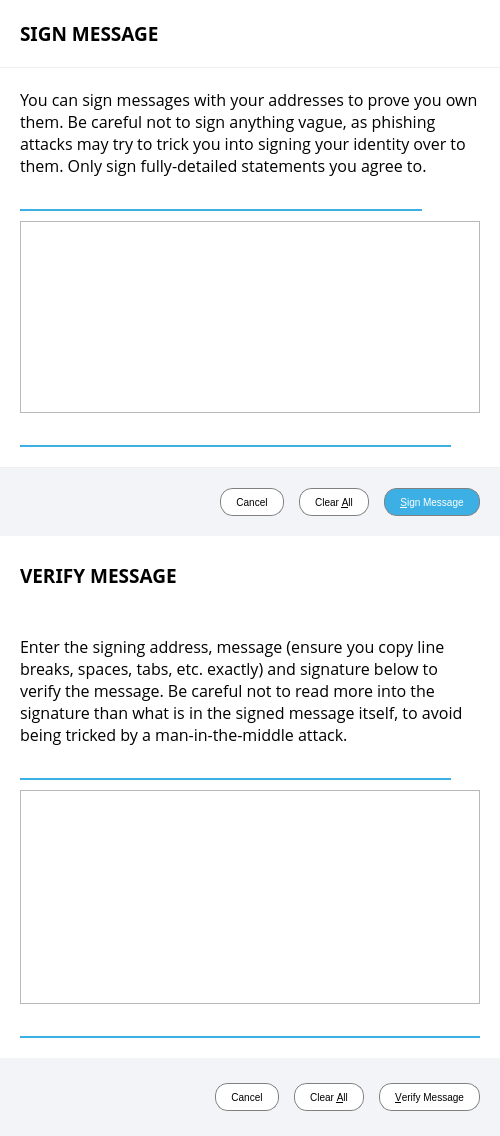
Old version of the form src/qt/forms/signverifymessagedialog.ui in the repository aurovine/AudioCoin.
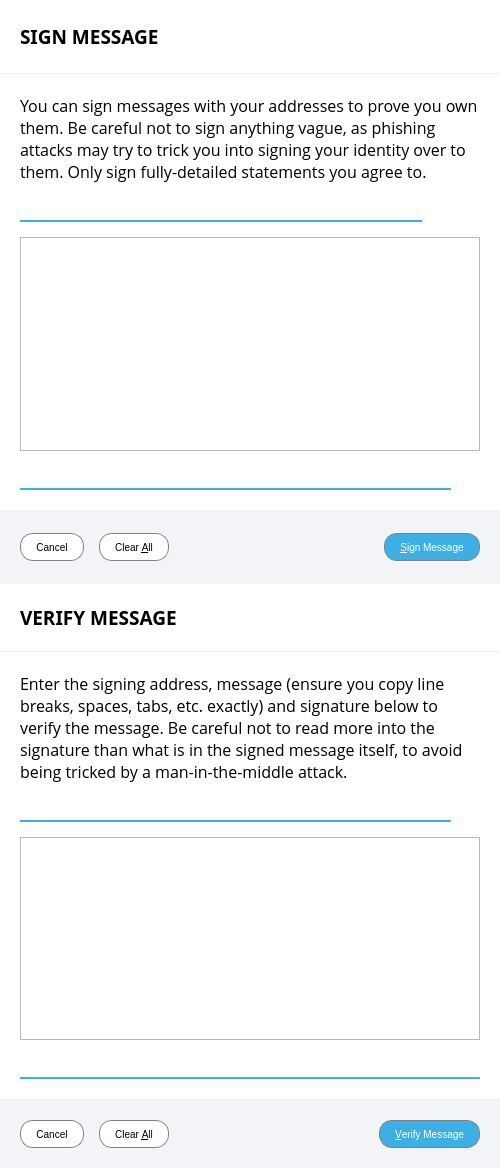
New version of the form. Icons and pictures are not drawn. Custom widgets are drawn as their Qt base class.

Commit message: fixes layout and improves input validation in signverifymessagedialog

```diff
--- a/src/qt/forms/signverifymessagedialog.ui
+++ b/src/qt/forms/signverifymessagedialog.ui
@@ -10,7 +10,7 @@
     <x>0</x>
     <y>0</y>
     <width>500</width>
-    <height>1073</height>
+    <height>1105</height>
    </rect>
   </property>
   <property name="sizePolicy">
@@ -79,7 +79,7 @@
        <height>16777215</height>
       </size>
      </property>
-     <layout class="QVBoxLayout" name="signMessageWidgetLayout" stretch="0,0,0">
+     <layout class="QVBoxLayout" name="signMessageWidgetLayout" stretch="0,1,0">
       <property name="spacing">
        <number>1</number>
       </property>
@@ -100,7 +100,10 @@
         <property name="styleSheet">
          <string notr="true">#signTitleWidget { background-color: white; }</string>
         </property>
-        <layout class="QVBoxLayout" name="verticalLayout_3">
+        <layout class="QHBoxLayout" name="horizontalLayout">
+         <property name="spacing">
+          <number>5</number>
+         </property>
          <property name="leftMargin">
           <number>20</number>
          </property>
@@ -128,6 +131,37 @@
            </property>
           </widget>
          </item>
+         <item>
+          <spacer name="horizontalSpacer">
+           <property name="orientation">
+            <enum>Qt::Horizontal</enum>
+           </property>
+           <property name="sizeHint" stdset="0">
+            <size>
+             <width>40</width>
+             <height>0</height>
+            </size>
+           </property>
+          </spacer>
+         </item>
+         <item>
+          <widget class="QLabel" name="statusLabel_SM">
+           <property name="font">
+            <font>
+             <family>Montserrat</family>
+             <pointsize>10</pointsize>
+             <weight>50</weight>
+             <bold>false</bold>
+            </font>
+           </property>
+           <property name="text">
+            <string/>
+           </property>
+           <property name="wordWrap">
+            <bool>true</bool>
+           </property>
+          </widget>
+         </item>
         </layout>
        </widget>
       </item>
@@ -144,7 +178,7 @@
         </property>
         <layout class="QVBoxLayout" name="signBodyWidgetLayout">
          <property name="spacing">
-          <number>10</number>
+          <number>15</number>
          </property>
          <property name="leftMargin">
           <number>20</number>
@@ -297,37 +331,6 @@
          <property name="bottomMargin">
           <number>20</number>
          </property>
-         <item>
-          <widget class="QLabel" name="statusLabel_SM">
-           <property name="font">
-            <font>
-             <family>Montserrat</family>
-             <pointsize>12</pointsize>
-             <weight>75</weight>
-             <bold>true</bold>
-            </font>
-           </property>
-           <property name="text">
-            <string/>
-           </property>
-           <property name="wordWrap">
-            <bool>true</bool>
-           </property>
-          </widget>
-         </item>
-         <item>
-          <spacer name="horizontalSpacer_1_SM">
-           <property name="orientation">
-            <enum>Qt::Horizontal</enum>
-           </property>
-           <property name="sizeHint" stdset="0">
-            <size>
-             <width>40</width>
-             <height>0</height>
-            </size>
-           </property>
-          </spacer>
-         </item>
          <item>
           <widget class="QPushButton" name="signCancelButton">
            <property name="text">
@@ -348,6 +351,19 @@
            </property>
           </widget>
          </item>
+         <item>
+          <spacer name="horizontalSpacer_1_SM">
+           <property name="orientation">
+            <enum>Qt::Horizontal</enum>
+           </property>
+           <property name="sizeHint" stdset="0">
+            <size>
+             <width>40</width>
+             <height>0</height>
+            </size>
+           </property>
+          </spacer>
+         </item>
          <item>
           <widget class="QPushButton" name="signMessageButton_SM">
            <property name="toolTip">
@@ -355,7 +371,8 @@
            </property>
            <property name="styleSheet">
             <string notr="true">#signMessageButton_SM { background-color: #3cb0e5; color: white; border: 1px solid gray; }
-#signMessageButton_SM:hover, #signMessageButton_SM:pressed { background-color: #1c99d2; }</string>
+#signMessageButton_SM:hover, #signMessageButton_SM:pressed { background-color: #1c99d2; }
+#signMessageButton_SM:disabled { background-color: white; color: gray; }</string>
            </property>
            <property name="text">
             <string>&amp;Sign Message</string>
@@ -393,7 +410,7 @@
      </property>
      <layout class="QVBoxLayout" name="verifyMessageWidgetLayout" stretch="0,1,0">
       <property name="spacing">
-       <number>0</number>
+       <number>1</number>
       </property>
       <property name="leftMargin">
        <number>0</number>
@@ -412,9 +429,9 @@
         <property name="styleSheet">
          <string notr="true">#verifyTitleWidget { background-color: white; }</string>
         </property>
-        <layout class="QVBoxLayout" name="verifyTitleWidgetLayout">
+        <layout class="QHBoxLayout" name="horizontalLayout_2">
          <property name="spacing">
-          <number>0</number>
+          <number>5</number>
          </property>
          <property name="leftMargin">
           <number>20</number>
@@ -443,6 +460,37 @@
            </property>
           </widget>
          </item>
+         <item>
+          <spacer name="horizontalSpacer_2">
+           <property name="orientation">
+            <enum>Qt::Horizontal</enum>
+           </property>
+           <property name="sizeHint" stdset="0">
+            <size>
+             <width>40</width>
+             <height>0</height>
+            </size>
+           </property>
+          </spacer>
+         </item>
+         <item>
+          <widget class="QLabel" name="statusLabel_VM">
+           <property name="font">
+            <font>
+             <family>Montserrat</family>
+             <pointsize>10</pointsize>
+             <weight>50</weight>
+             <bold>false</bold>
+            </font>
+           </property>
+           <property name="text">
+            <string/>
+           </property>
+           <property name="wordWrap">
+            <bool>true</bool>
+           </property>
+          </widget>
+         </item>
         </layout>
        </widget>
       </item>
@@ -459,7 +507,7 @@
         </property>
         <layout class="QVBoxLayout" name="verifyBodyWidgetLayout">
          <property name="spacing">
-          <number>10</number>
+          <number>15</number>
          </property>
          <property name="leftMargin">
           <number>20</number>
@@ -564,35 +612,6 @@
          <property name="bottomMargin">
           <number>20</number>
          </property>
-         <item>
-          <widget class="QLabel" name="statusLabel_VM">
-           <property name="font">
-            <font>
-             <weight>75</weight>
-             <bold>true</bold>
-            </font>
-           </property>
-           <property name="text">
-            <string/>
-           </property>
-           <property name="wordWrap">
-            <bool>true</bool>
-           </property>
-          </widget>
-         </item>
-         <item>
-          <spacer name="horizontalSpacer_2_VM">
-           <property name="orientation">
-            <enum>Qt::Horizontal</enum>
-           </property>
-           <property name="sizeHint" stdset="0">
-            <size>
-             <width>40</width>
-             <height>0</height>
-            </size>
-           </property>
-          </spacer>
-         </item>
          <item>
           <widget class="QPushButton" name="verifyCancelButton">
            <property name="text">
@@ -613,14 +632,28 @@
            </property>
           </widget>
          </item>
+         <item>
+          <spacer name="horizontalSpacer_2_VM">
+           <property name="orientation">
+            <enum>Qt::Horizontal</enum>
+           </property>
+           <property name="sizeHint" stdset="0">
+            <size>
+             <width>40</width>
+             <height>0</height>
+            </size>
+           </property>
+          </spacer>
+         </item>
          <item>
           <widget class="QPushButton" name="verifyMessageButton_VM">
            <property name="toolTip">
             <string>Verify the message to ensure it was signed with the specified Audiocoin address</string>
            </property>
            <property name="styleSheet">
-            <string notr="true">#verifyMessageButton_SM { background-color: #3cb0e5; color: white; border: 1px solid gray; }
-#verifyMessageButton_SM:hover, #verifyMessageButton_SM:pressed { background-color: #1c99d2; }</string>
+            <string notr="true">#verifyMessageButton_VM { background-color: #3cb0e5; color: white; border: 1px solid gray; }
+#verifyMessageButton_VM:hover, #verifyMessageButton_VM:pressed { background-color: #1c99d2; }
+#verifyMessageButton_VM:disabled { background-color: white; color: gray; }</string>
            </property>
            <property name="text">
             <string>&amp;Verify Message</string>
```
The commit also changes 4 other files.
